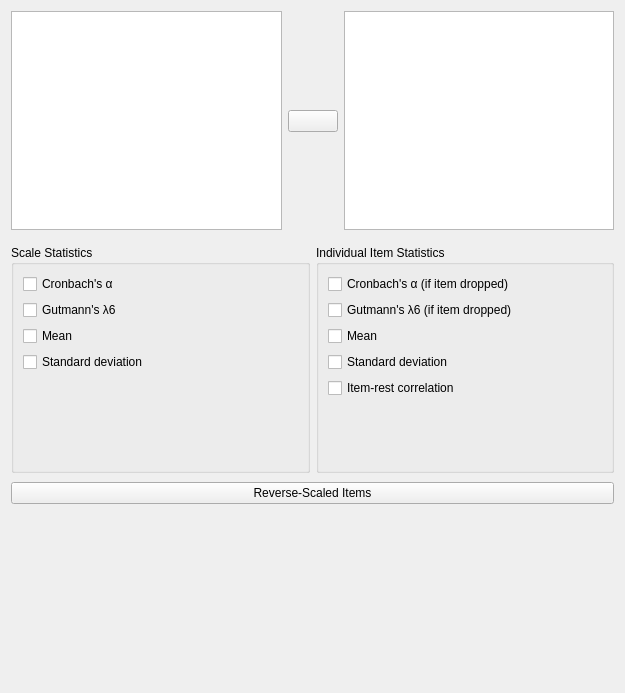
Above: JASP-Desktop/analysisforms/reliabilityanalysisform.ui from jasp-stats/jasp-desktop before the change. Below: the same form after it.
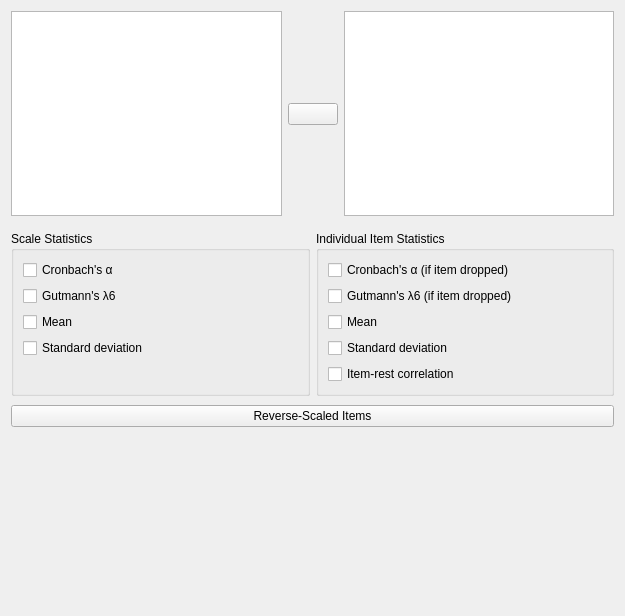
That is the form after the change. Custom widgets are drawn as their Qt base class.

The edit to the form file:
```diff
--- a/JASP-Desktop/analysisforms/reliabilityanalysisform.ui
+++ b/JASP-Desktop/analysisforms/reliabilityanalysisform.ui
@@ -7,7 +7,7 @@
     <x>0</x>
     <y>0</y>
     <width>625</width>
-    <height>693</height>
+    <height>616</height>
    </rect>
   </property>
   <property name="windowTitle">
@@ -30,7 +30,14 @@
        <number>0</number>
       </property>
       <item row="0" column="0" rowspan="3">
-       <widget class="AvailableFieldsListView" name="listAvailableVariables"/>
+       <widget class="AvailableFieldsListView" name="listAvailableVariables">
+        <property name="minimumSize">
+         <size>
+          <width>0</width>
+          <height>200</height>
+         </size>
+        </property>
+       </widget>
       </item>
       <item row="0" column="1">
        <spacer name="verticalSpacer_2">
@@ -46,7 +53,14 @@
        </spacer>
       </item>
       <item row="0" column="2" rowspan="3">
-       <widget class="BoundListView" name="variables"/>
+       <widget class="BoundListView" name="variables">
+        <property name="minimumSize">
+         <size>
+          <width>0</width>
+          <height>200</height>
+         </size>
+        </property>
+       </widget>
       </item>
       <item row="1" column="1">
        <widget class="AssignButton" name="assignButton">
@@ -97,37 +111,19 @@
        <verstretch>0</verstretch>
       </sizepolicy>
      </property>
+     <property name="minimumSize">
+      <size>
+       <width>0</width>
+       <height>0</height>
+      </size>
+     </property>
      <property name="title">
       <string>Scale Statistics</string>
      </property>
      <property name="flat">
       <bool>false</bool>
      </property>
-     <layout class="QGridLayout" name="gridLayout_5">
-      <property name="bottomMargin">
-       <number>0</number>
-      </property>
-      <item row="2" column="0">
-       <widget class="BoundCheckBox" name="meanScale">
-        <property name="text">
-         <string>Mean</string>
-        </property>
-       </widget>
-      </item>
-      <item row="3" column="0">
-       <widget class="BoundCheckBox" name="sdScale">
-        <property name="text">
-         <string>Standard deviation</string>
-        </property>
-       </widget>
-      </item>
-      <item row="1" column="0">
-       <widget class="BoundCheckBox" name="gutmannScale">
-        <property name="text">
-         <string>Gutmann's λ6</string>
-        </property>
-       </widget>
-      </item>
+     <layout class="QGridLayout" name="gridLayout">
       <item row="0" column="0">
        <widget class="BoundCheckBox" name="alphaScale">
         <property name="text">
@@ -135,18 +131,77 @@
         </property>
        </widget>
       </item>
+      <item row="1" column="0">
+       <widget class="BoundCheckBox" name="gutmannScale">
+        <property name="text">
+         <string>Gutmann's λ6</string>
+        </property>
+       </widget>
+      </item>
+      <item row="2" column="0">
+       <widget class="BoundCheckBox" name="meanScale">
+        <property name="text">
+         <string>Mean</string>
+        </property>
+       </widget>
+      </item>
+      <item row="3" column="0">
+       <widget class="BoundCheckBox" name="sdScale">
+        <property name="text">
+         <string>Standard deviation</string>
+        </property>
+       </widget>
+      </item>
       <item row="4" column="0">
-       <spacer name="verticalSpacer_5">
-        <property name="orientation">
-         <enum>Qt::Vertical</enum>
+       <widget class="QLabel" name="label">
+        <property name="text">
+         <string/>
         </property>
-        <property name="sizeHint" stdset="0">
-         <size>
-          <width>20</width>
-          <height>40</height>
-         </size>
+       </widget>
+      </item>
+     </layout>
+    </widget>
+   </item>
+   <item row="1" column="1">
+    <widget class="BoundGroupBox" name="itemStats">
+     <property name="title">
+      <string>Individual Item Statistics</string>
+     </property>
+     <layout class="QGridLayout" name="gridLayout_5">
+      <item row="0" column="0">
+       <widget class="BoundCheckBox" name="alphaItem">
+        <property name="text">
+         <string>Cronbach's α (if item dropped)</string>
         </property>
-       </spacer>
+       </widget>
+      </item>
+      <item row="1" column="0">
+       <widget class="BoundCheckBox" name="gutmannItem">
+        <property name="text">
+         <string>Gutmann's λ6 (if item dropped)</string>
+        </property>
+       </widget>
+      </item>
+      <item row="2" column="0">
+       <widget class="BoundCheckBox" name="meanItem">
+        <property name="text">
+         <string>Mean</string>
+        </property>
+       </widget>
+      </item>
+      <item row="3" column="0">
+       <widget class="BoundCheckBox" name="sdItem">
+        <property name="text">
+         <string>Standard deviation</string>
+        </property>
+       </widget>
+      </item>
+      <item row="4" column="0">
+       <widget class="BoundCheckBox" name="itemRestCor">
+        <property name="text">
+         <string>Item-rest correlation</string>
+        </property>
+       </widget>
       </item>
      </layout>
     </widget>
@@ -210,66 +265,6 @@
      </layout>
     </widget>
    </item>
-   <item row="1" column="1">
-    <widget class="BoundGroupBox" name="itemStats">
-     <property name="title">
-      <string>Individual Item Statistics</string>
-     </property>
-     <layout class="QGridLayout" name="gridLayout">
-      <property name="bottomMargin">
-       <number>0</number>
-      </property>
-      <item row="4" column="0" colspan="3">
-       <widget class="BoundCheckBox" name="sdItem">
-        <property name="text">
-         <string>Standard deviation</string>
-        </property>
-       </widget>
-      </item>
-      <item row="1" column="0">
-       <widget class="BoundCheckBox" name="gutmannItem">
-        <property name="text">
-         <string>Gutmann's λ6 (if item dropped)</string>
-        </property>
-       </widget>
-      </item>
-      <item row="0" column="0">
-       <widget class="BoundCheckBox" name="alphaItem">
-        <property name="text">
-         <string>Cronbach's α (if item dropped)</string>
-        </property>
-       </widget>
-      </item>
-      <item row="3" column="0" colspan="3">
-       <widget class="BoundCheckBox" name="meanItem">
-        <property name="text">
-         <string>Mean</string>
-        </property>
-       </widget>
-      </item>
-      <item row="5" column="0">
-       <widget class="BoundCheckBox" name="itemRestCor">
-        <property name="text">
-         <string>Item-rest correlation</string>
-        </property>
-       </widget>
-      </item>
-      <item row="6" column="0">
-       <spacer name="verticalSpacer_6">
-        <property name="orientation">
-         <enum>Qt::Vertical</enum>
-        </property>
-        <property name="sizeHint" stdset="0">
-         <size>
-          <width>20</width>
-          <height>40</height>
-         </size>
-        </property>
-       </spacer>
-      </item>
-     </layout>
-    </widget>
-   </item>
   </layout>
  </widget>
  <customwidgets>
```
Left out of the diff: 4 changed lines with no effect on the pictures.
